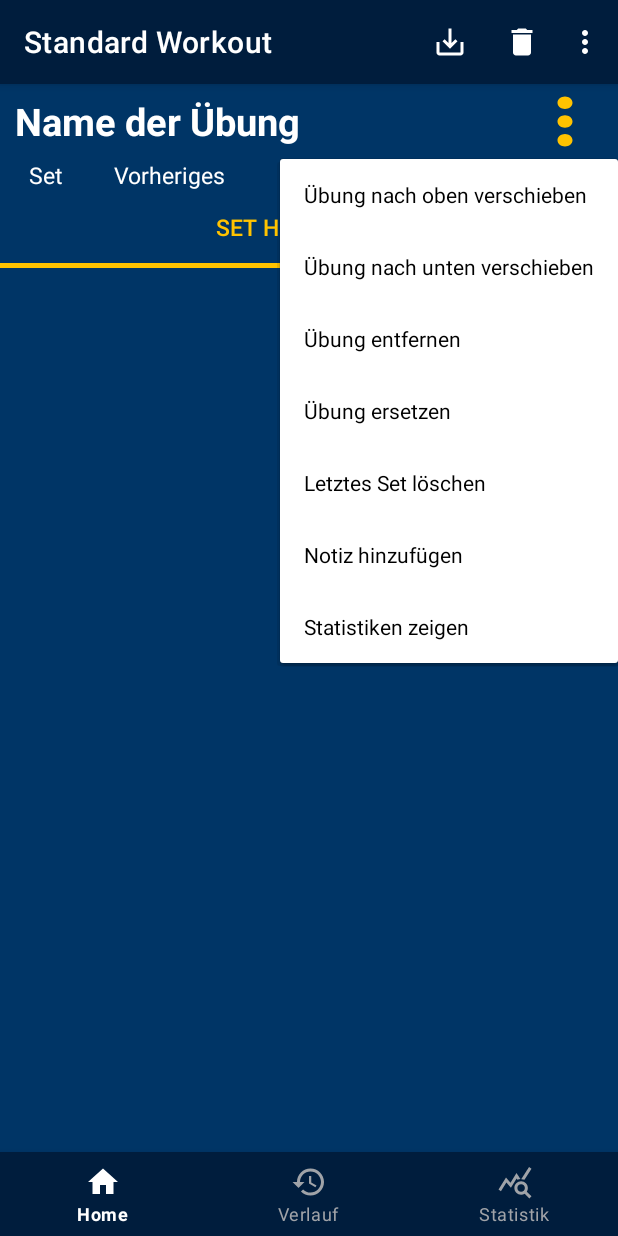
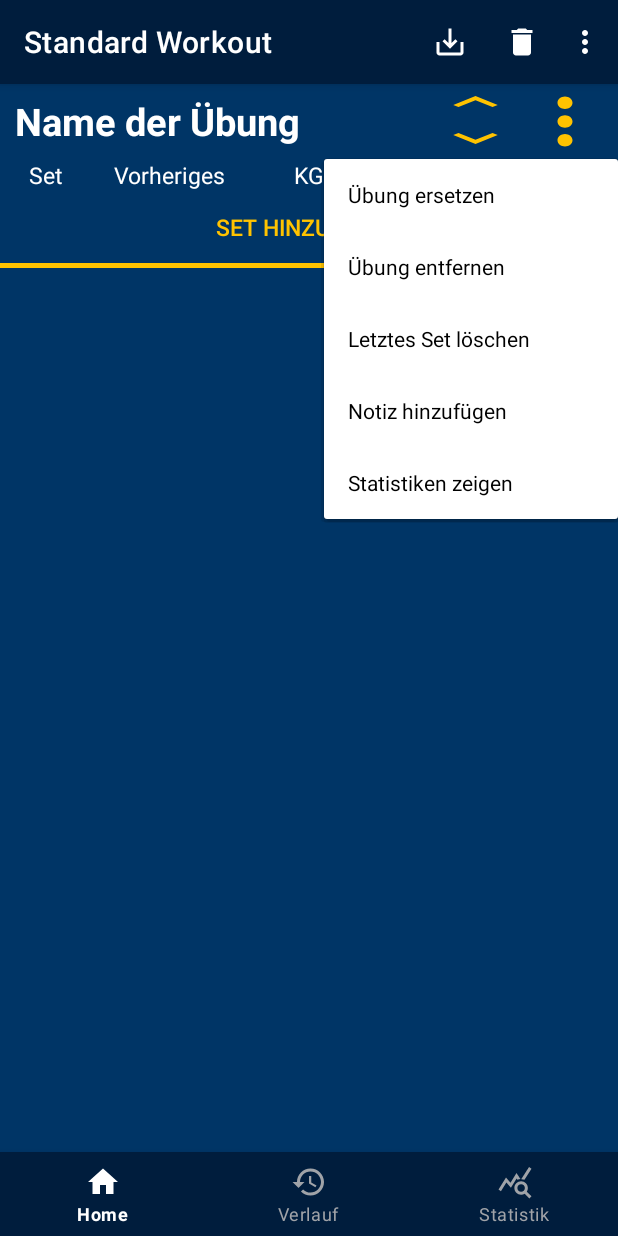
Before and after one commit to fHostert/Gymtracker, an Android app: the fragment ExerciseFragment placed in its activity, after a tap on an icon or button, on a phone screen of 412 x 824 dp. Run offline under Robolectric (Android 15) with nearby library versions, the phone set to English and light mode, and no system bars; libraries missing offline, so code that uses them is left out: com.github.mikephil.charting; 17 statements that could not run were skipped.

Commit message:
new buttons for up and down

```diff
--- a/app/src/main/java/com/example/gymtracker/workout/ExerciseFragment.java
+++ b/app/src/main/java/com/example/gymtracker/workout/ExerciseFragment.java
@@ -96,6 +96,12 @@ public class ExerciseFragment extends Fragment {
         Button addSetButton = view.findViewById(R.id.add_set_button);
         addSetButton.setOnClickListener(view1 -> addEmptySet());
 
+        ImageButton moveExerciseUp = view.findViewById(R.id.exercise_up_button);
+        moveExerciseUp.setOnClickListener(view1 -> moveExerciseUp());
+
+        ImageButton moveExerciseDown = view.findViewById(R.id.exercise_down_button);
+        moveExerciseDown.setOnClickListener(view1 -> moveExerciseDown());
+
         ImageButton exerciseMenuButton = view.findViewById(R.id.exercise_menu_button);
         exerciseMenuButton.setOnClickListener(view1 -> exerciseMenuClick());
 
@@ -165,8 +171,6 @@ public class ExerciseFragment extends Fragment {
         if (addToCurrentWorkoutTable) {
             DatabaseManager.addSetToExerciseInCurrentWorkout(exercise.getExerciseID(), set);
         }
-
-        TextView textView = view.findViewById(R.id.name_of_exercise_text_view); // Ersetze "R.id.textView" durch die ID deines TextView-Elements
     }
 
     private void addEmptySet() {
@@ -181,13 +185,7 @@ public class ExerciseFragment extends Fragment {
         PopupMenu popup = new PopupMenu(getContext(), thisButton);
         popup.setOnMenuItemClickListener(menuItem -> {
             int id = menuItem.getItemId();
-            if (id == R.id.move_exercise_up_menu) {
-                moveExerciseUp();
-            }
-            else if (id == R.id.move_exercise_down_menu) {
-                moveExerciseDown();
-            }
-            else if (id == R.id.remove_exercise_menu) {
+            if (id == R.id.remove_exercise_menu) {
                 deleteExercise();
             }
             else if (id == R.id.replace_exercise_menu) {
--- /dev/null
+++ b/app/src/main/res/drawable/ic_baseline_keyboard_arrow_down_24.xml
@@ -0,0 +1,5 @@
+<vector android:height="24dp" android:tint="#000000"
+    android:viewportHeight="24" android:viewportWidth="24"
+    android:width="24dp" xmlns:android="http://schemas.android.com/apk/res/android">
+    <path android:fillColor="@android:color/white" android:pathData="M7.41,8.59L12,13.17l4.59,-4.58L18,10l-6,6 -6,-6 1.41,-1.41z"/>
+</vector>
--- /dev/null
+++ b/app/src/main/res/drawable/ic_baseline_keyboard_arrow_up_24.xml
@@ -0,0 +1,5 @@
+<vector android:height="24dp" android:tint="#000000"
+    android:viewportHeight="24" android:viewportWidth="24"
+    android:width="24dp" xmlns:android="http://schemas.android.com/apk/res/android">
+    <path android:fillColor="@android:color/white" android:pathData="M7.41,15.41L12,10.83l4.59,4.58L18,14l-6,-6 -6,6z"/>
+</vector>
--- a/app/src/main/res/layout/fragment_exercise.xml
+++ b/app/src/main/res/layout/fragment_exercise.xml
@@ -18,10 +18,40 @@
             android:layout_width="0dp"
             android:layout_height="wrap_content"
             android:layout_gravity="center"
-                android:layout_weight="85"
+            android:layout_weight="70"
             android:text="Name der Übung"
             android:textSize="@dimen/headline_size"
             android:textStyle="bold" />
+
+
+        <LinearLayout
+            android:layout_width="0dp"
+            android:layout_height="wrap_content"
+            android:orientation="vertical"
+            android:layout_weight="15">
+            <ImageButton
+                android:id="@+id/exercise_up_button"
+                android:layout_width="match_parent"
+                android:layout_height="0dp"
+                android:layout_weight="50"
+                android:background="@drawable/ic_baseline_keyboard_arrow_up_24"
+                android:foreground="?android:attr/selectableItemBackground"
+                android:gravity="center"
+                android:backgroundTint="@color/buttonText">
+            </ImageButton>
+
+            <ImageButton
+                android:id="@+id/exercise_down_button"
+                android:layout_width="match_parent"
+                android:layout_height="0dp"
+                android:layout_weight="50"
+                android:background="@drawable/ic_baseline_keyboard_arrow_down_24"
+                android:foreground="?android:attr/selectableItemBackground"
+                android:gravity="center"
+                android:backgroundTint="@color/buttonText">
+            </ImageButton>
+        </LinearLayout>
+
 
         <ImageButton
             android:id="@+id/exercise_menu_button"
@@ -34,6 +64,7 @@
             android:gravity="center"
             android:backgroundTint="@color/buttonText">
         </ImageButton>
+
     </LinearLayout>
 
     <LinearLayout
--- a/app/src/main/res/menu/exercise_menu.xml
+++ b/app/src/main/res/menu/exercise_menu.xml
@@ -1,21 +1,12 @@
 <?xml version="1.0" encoding="utf-8"?>
 <menu xmlns:android="http://schemas.android.com/apk/res/android">
-
     <item
-        android:id="@+id/move_exercise_up_menu"
-        android:title="@string/moveExerciseUp" />
-
-    <item
-        android:id="@+id/move_exercise_down_menu"
-        android:title="@string/moveExerciseDown" />
+        android:id="@+id/replace_exercise_menu"
+        android:title="@string/replaceExercise" />
 
     <item
         android:id="@+id/remove_exercise_menu"
         android:title="@string/removeExercise" />
-
-    <item
-        android:id="@+id/replace_exercise_menu"
-        android:title="@string/replaceExercise" />
 
     <item
         android:id="@+id/delete_last_set_menu"
```
Lines whose indentation alone changed are shown as unchanged.
